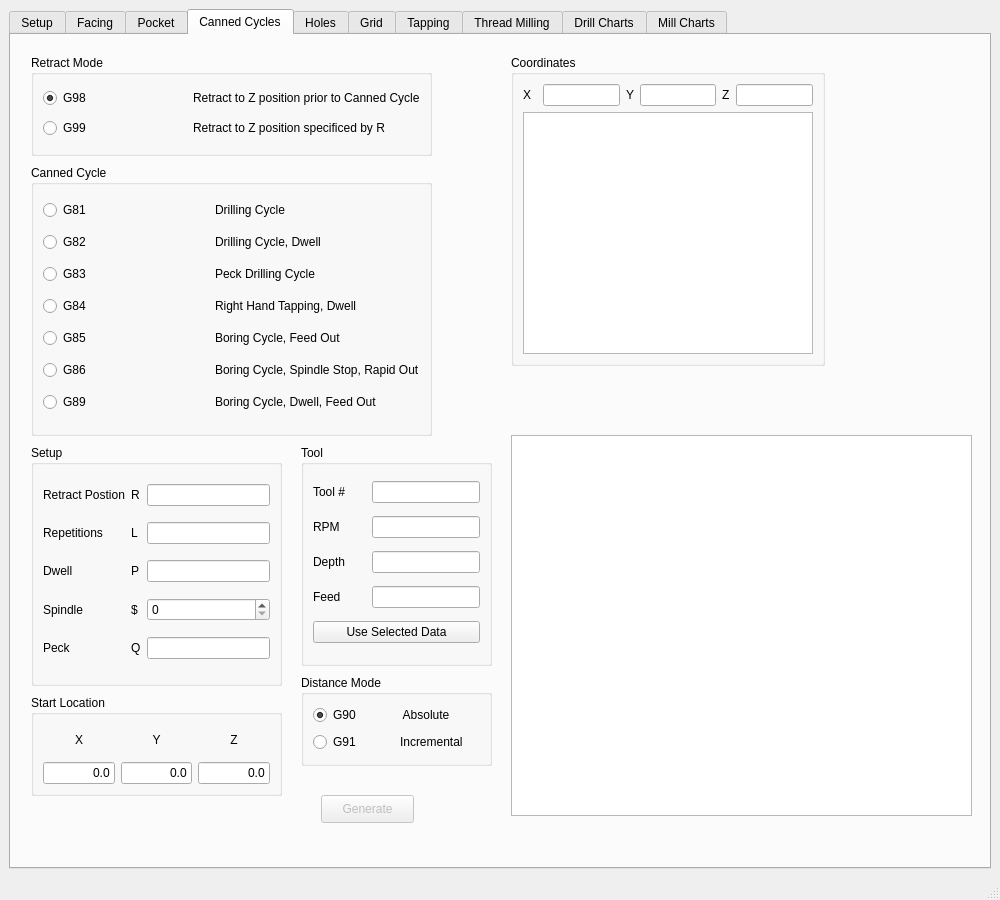
The window that gcode/src/gcode.ui (jethornton/gcode) describes before a commit, drawn with Qt 5.
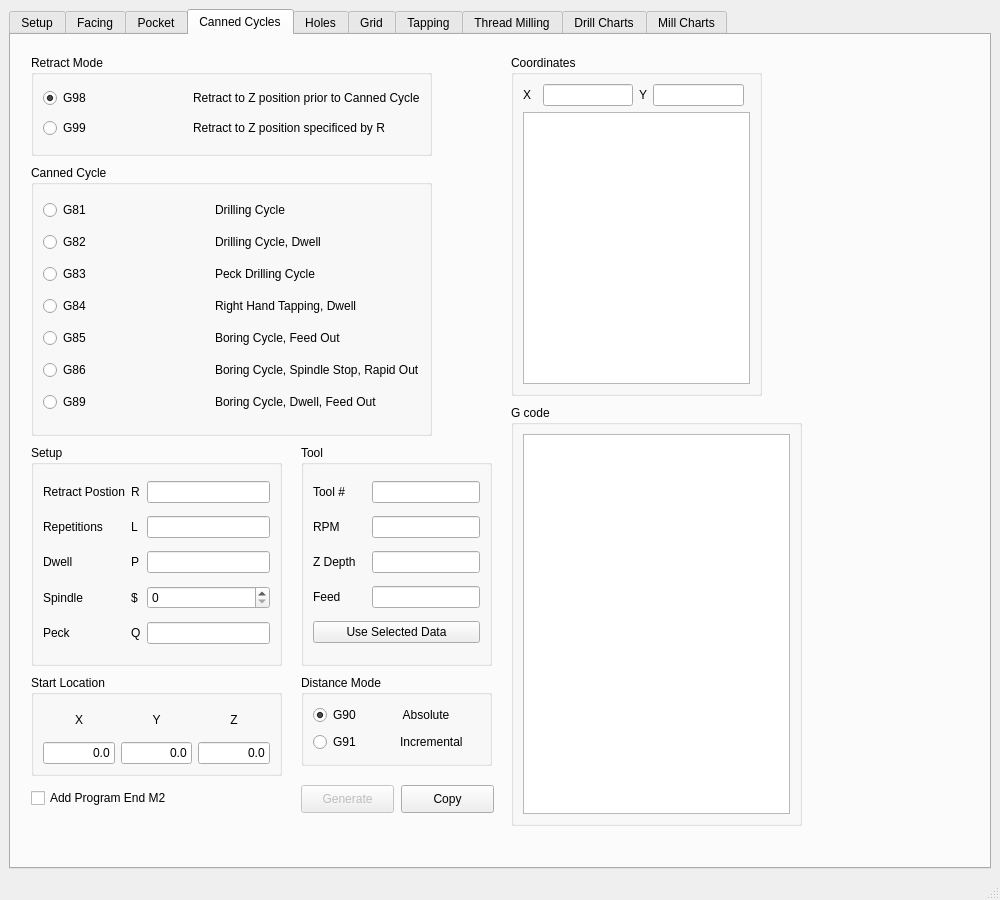
The same window after the commit. The open tabs and pages were chosen to show the change.

Commit message: more work on canned cycles added copy to clipboard

Diff of the .ui file:
```diff
--- a/gcode/src/gcode.ui
+++ b/gcode/src/gcode.ui
@@ -981,7 +981,7 @@
          <item row="2" column="0">
           <widget class="QLabel" name="label_50">
            <property name="text">
-            <string>Depth</string>
+            <string>Z Depth</string>
            </property>
           </widget>
          </item>
@@ -1144,7 +1144,7 @@
           <x>20</x>
           <y>410</y>
           <width>251</width>
-          <height>241</height>
+          <height>221</height>
          </rect>
         </property>
         <property name="title">
@@ -1265,7 +1265,7 @@
         <property name="geometry">
          <rect>
           <x>20</x>
-          <y>660</y>
+          <y>640</y>
           <width>251</width>
           <height>101</height>
          </rect>
@@ -1342,8 +1342,8 @@
         </property>
         <property name="geometry">
          <rect>
-          <x>310</x>
-          <y>760</y>
+          <x>290</x>
+          <y>750</y>
           <width>93</width>
           <height>28</height>
          </rect>
@@ -1352,23 +1352,13 @@
          <string>Generate</string>
         </property>
        </widget>
-       <widget class="QPlainTextEdit" name="cannedGcodePTE">
-        <property name="geometry">
-         <rect>
-          <x>500</x>
-          <y>400</y>
-          <width>461</width>
-          <height>381</height>
-         </rect>
-        </property>
-       </widget>
        <widget class="QGroupBox" name="groupBox_26">
         <property name="geometry">
          <rect>
           <x>500</x>
           <y>20</y>
-          <width>314</width>
-          <height>311</height>
+          <width>251</width>
+          <height>341</height>
          </rect>
         </property>
         <property name="title">
@@ -1395,18 +1385,8 @@
            </property>
           </widget>
          </item>
-         <item row="1" column="5">
-          <widget class="QLabel" name="label_78">
-           <property name="text">
-            <string>Z</string>
-           </property>
-          </widget>
-         </item>
-         <item row="1" column="6">
-          <widget class="QLineEdit" name="cannedZcoordLE"/>
-         </item>
-         <item row="2" column="0" colspan="7">
-          <widget class="QPlainTextEdit" name="cannedCoordPTE"/>
+         <item row="2" column="0" colspan="6">
+          <widget class="QPlainTextEdit" name="canCoordPTE"/>
          </item>
         </layout>
        </widget>
@@ -1462,6 +1442,50 @@
          </item>
         </layout>
        </widget>
+       <widget class="QGroupBox" name="groupBox_28">
+        <property name="geometry">
+         <rect>
+          <x>500</x>
+          <y>370</y>
+          <width>291</width>
+          <height>421</height>
+         </rect>
+        </property>
+        <property name="title">
+         <string>G code</string>
+        </property>
+        <layout class="QGridLayout" name="gridLayout_36">
+         <item row="0" column="0">
+          <widget class="QPlainTextEdit" name="canGcodePTE"/>
+         </item>
+        </layout>
+       </widget>
+       <widget class="QCheckBox" name="canProgEndCB">
+        <property name="geometry">
+         <rect>
+          <x>20</x>
+          <y>750</y>
+          <width>251</width>
+          <height>26</height>
+         </rect>
+        </property>
+        <property name="text">
+         <string>Add Program End M2</string>
+        </property>
+       </widget>
+       <widget class="QPushButton" name="canCopyPB">
+        <property name="geometry">
+         <rect>
+          <x>390</x>
+          <y>750</y>
+          <width>93</width>
+          <height>28</height>
+         </rect>
+        </property>
+        <property name="text">
+         <string>Copy</string>
+        </property>
+       </widget>
       </widget>
       <widget class="QWidget" name="tab_4">
        <attribute name="title">
```
Left out of the diff: 26 changed lines with no effect on the pictures. The commit also changes 3 other files.
